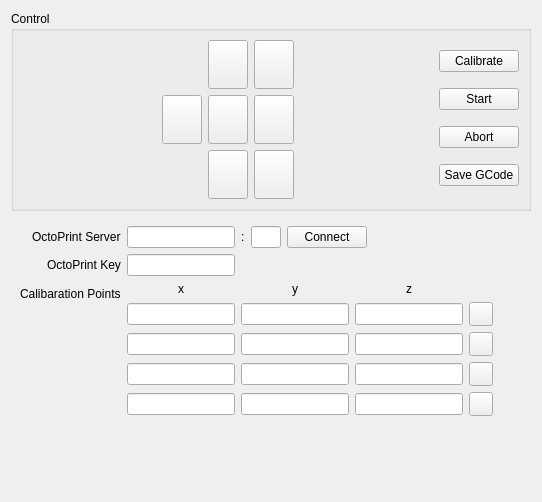
Above: tabrobot.ui from stv0g/pastie before the change. Below: the same form after it.
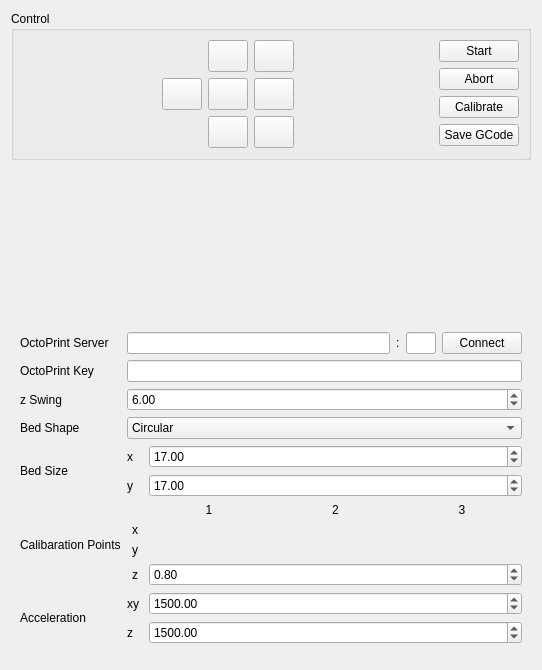
That is the form after the change. Icons and pictures are not drawn.

Commit message: added a lot more settings to the robot tab (acceleration, offsets, calibration points, etc)

Patch:
```diff
--- a/tabrobot.ui
+++ b/tabrobot.ui
@@ -7,7 +7,7 @@
     <x>0</x>
     <y>0</y>
     <width>542</width>
-    <height>502</height>
+    <height>670</height>
    </rect>
   </property>
   <property name="windowTitle">
@@ -330,29 +330,6 @@
          <property name="bottomMargin">
           <number>0</number>
          </property>
-         <item>
-          <widget class="QPushButton" name="btnCalibrate">
-           <property name="sizePolicy">
-            <sizepolicy hsizetype="Minimum" vsizetype="Fixed">
-             <horstretch>0</horstretch>
-             <verstretch>0</verstretch>
-            </sizepolicy>
-           </property>
-           <property name="minimumSize">
-            <size>
-             <width>0</width>
-             <height>0</height>
-            </size>
-           </property>
-           <property name="text">
-            <string>Calibrate</string>
-           </property>
-           <property name="icon">
-            <iconset resource="images.qrc">
-             <normaloff>:/icons/resources/calibrate.png</normaloff>:/icons/resources/calibrate.png</iconset>
-           </property>
-          </widget>
-         </item>
          <item>
           <widget class="QPushButton" name="btnStart">
            <property name="sizePolicy">
@@ -388,7 +365,30 @@
           </widget>
          </item>
          <item>
-          <widget class="QPushButton" name="pushButton">
+          <widget class="QPushButton" name="btnCalibrate">
+           <property name="sizePolicy">
+            <sizepolicy hsizetype="Minimum" vsizetype="Fixed">
+             <horstretch>0</horstretch>
+             <verstretch>0</verstretch>
+            </sizepolicy>
+           </property>
+           <property name="minimumSize">
+            <size>
+             <width>0</width>
+             <height>0</height>
+            </size>
+           </property>
+           <property name="text">
+            <string>Calibrate</string>
+           </property>
+           <property name="icon">
+            <iconset resource="images.qrc">
+             <normaloff>:/icons/resources/calibrate.png</normaloff>:/icons/resources/calibrate.png</iconset>
+           </property>
+          </widget>
+         </item>
+         <item>
+          <widget class="QPushButton" name="btnSave">
            <property name="text">
             <string>Save GCode</string>
            </property>
@@ -404,24 +404,172 @@
      </layout>
     </widget>
    </item>
+   <item>
+    <spacer name="verticalSpacer">
+     <property name="orientation">
+      <enum>Qt::Vertical</enum>
+     </property>
+     <property name="sizeHint" stdset="0">
+      <size>
+       <width>20</width>
+       <height>40</height>
+      </size>
+     </property>
+    </spacer>
+   </item>
    <item>
     <widget class="QWidget" name="wdgSettings" native="true">
-     <layout class="QFormLayout" name="formLayout">
-      <property name="fieldGrowthPolicy">
-       <enum>QFormLayout::FieldsStayAtSizeHint</enum>
-      </property>
-      <property name="labelAlignment">
-       <set>Qt::AlignRight|Qt::AlignTrailing|Qt::AlignVCenter</set>
-      </property>
-      <item row="3" column="0">
-       <widget class="QLabel" name="lblHostPort">
+     <layout class="QGridLayout" name="gridLayout_3">
+      <item row="5" column="1">
+       <widget class="QWidget" name="wdgCalibPoints" native="true">
+        <layout class="QGridLayout" name="gridLayout_2">
+         <property name="leftMargin">
+          <number>0</number>
+         </property>
+         <property name="topMargin">
+          <number>0</number>
+         </property>
+         <property name="rightMargin">
+          <number>0</number>
+         </property>
+         <property name="bottomMargin">
+          <number>0</number>
+         </property>
+         <item row="1" column="1">
+          <widget class="QLabel" name="lblX">
+           <property name="maximumSize">
+            <size>
+             <width>16</width>
+             <height>16777215</height>
+            </size>
+           </property>
+           <property name="text">
+            <string>x</string>
+           </property>
+           <property name="alignment">
+            <set>Qt::AlignCenter</set>
+           </property>
+          </widget>
+         </item>
+         <item row="0" column="3">
+          <widget class="QLabel" name="lblPoint2">
+           <property name="text">
+            <string>2</string>
+           </property>
+           <property name="alignment">
+            <set>Qt::AlignCenter</set>
+           </property>
+          </widget>
+         </item>
+         <item row="0" column="4">
+          <widget class="QLabel" name="lblPoint3">
+           <property name="text">
+            <string>3</string>
+           </property>
+           <property name="alignment">
+            <set>Qt::AlignCenter</set>
+           </property>
+          </widget>
+         </item>
+         <item row="2" column="1">
+          <widget class="QLabel" name="lblY">
+           <property name="maximumSize">
+            <size>
+             <width>16</width>
+             <height>16777215</height>
+            </size>
+           </property>
+           <property name="text">
+            <string>y</string>
+           </property>
+           <property name="alignment">
+            <set>Qt::AlignCenter</set>
+           </property>
+          </widget>
+         </item>
+         <item row="3" column="1">
+          <widget class="QLabel" name="lblZ">
+           <property name="maximumSize">
+            <size>
+             <width>16</width>
+             <height>16777215</height>
+            </size>
+           </property>
+           <property name="text">
+            <string>z</string>
+           </property>
+           <property name="alignment">
+            <set>Qt::AlignCenter</set>
+           </property>
+          </widget>
+         </item>
+         <item row="0" column="2">
+          <widget class="QLabel" name="lblPoint1">
+           <property name="text">
+            <string>1</string>
+           </property>
+           <property name="alignment">
+            <set>Qt::AlignCenter</set>
+           </property>
+          </widget>
+         </item>
+         <item row="3" column="2" colspan="3">
+          <widget class="QDoubleSpinBox" name="inpOffsetZ">
+           <property name="maximumSize">
+            <size>
+             <width>16777215</width>
+             <height>16777215</height>
+            </size>
+           </property>
+           <property name="value">
+            <double>0.800000000000000</double>
+           </property>
+          </widget>
+         </item>
+        </layout>
+       </widget>
+      </item>
+      <item row="9" column="1">
+       <widget class="QWidget" name="widget_2" native="true">
+        <layout class="QHBoxLayout" name="horizontalLayout_3">
+         <property name="leftMargin">
+          <number>0</number>
+         </property>
+         <property name="topMargin">
+          <number>0</number>
+         </property>
+         <property name="rightMargin">
+          <number>0</number>
+         </property>
+         <property name="bottomMargin">
+          <number>0</number>
+         </property>
+        </layout>
+       </widget>
+      </item>
+      <item row="6" column="0">
+       <widget class="QLabel" name="lblAccel">
         <property name="text">
-         <string>OctoPrint Server</string>
+         <string>Acceleration</string>
         </property>
        </widget>
       </item>
-      <item row="3" column="1">
-       <widget class="QWidget" name="widget_4" native="true">
+      <item row="4" column="0">
+       <widget class="QLabel" name="lblBedSize">
+        <property name="text">
+         <string>Bed Size</string>
+        </property>
+       </widget>
+      </item>
+      <item row="2" column="1">
+       <widget class="QDoubleSpinBox" name="inpSwingZ">
+        <property name="value">
+         <double>6.000000000000000</double>
+        </property>
+       </widget>
+      </item>
+      <item row="0" column="1">
+       <widget class="QWidget" name="wdgConnect" native="true">
         <layout class="QHBoxLayout" name="horizontalLayout_2">
          <property name="leftMargin">
           <number>0</number>
@@ -496,19 +644,73 @@
         </layout>
        </widget>
       </item>
-      <item row="4" column="0">
-       <widget class="QLabel" name="lblApiKey">
-        <property name="text">
-         <string>OctoPrint Key</string>
-        </property>
+      <item row="6" column="1">
+       <widget class="QWidget" name="widget" native="true">
+        <layout class="QGridLayout" name="gridLayout_4">
+         <property name="leftMargin">
+          <number>0</number>
+         </property>
+         <property name="topMargin">
+          <number>0</number>
+         </property>
+         <property name="rightMargin">
+          <number>0</number>
+         </property>
+         <property name="bottomMargin">
+          <number>0</number>
+         </property>
+         <item row="0" column="1">
+          <widget class="QDoubleSpinBox" name="inpAccelXY">
+           <property name="maximum">
+            <double>6000.000000000000000</double>
+           </property>
+           <property name="value">
+            <double>1500.000000000000000</double>
+           </property>
+          </widget>
+         </item>
+         <item row="0" column="0">
+          <widget class="QLabel" name="label_2">
+           <property name="maximumSize">
+            <size>
+             <width>16</width>
+             <height>16777215</height>
+            </size>
+           </property>
+           <property name="text">
+            <string>xy</string>
+           </property>
+          </widget>
+         </item>
+         <item row="1" column="0">
+          <widget class="QLabel" name="label">
+           <property name="maximumSize">
+            <size>
+             <width>16</width>
+             <height>16777215</height>
+            </size>
+           </property>
+           <property name="text">
+            <string>z</string>
+           </property>
+          </widget>
+         </item>
+         <item row="1" column="1">
+          <widget class="QDoubleSpinBox" name="inpAccelZ">
+           <property name="maximum">
+            <double>6000.000000000000000</double>
+           </property>
+           <property name="value">
+            <double>1500.000000000000000</double>
+           </property>
+          </widget>
+         </item>
+        </layout>
        </widget>
       </item>
       <item row="4" column="1">
-       <widget class="QLineEdit" name="lineEdit_2"/>
-      </item>
-      <item row="5" column="1">
-       <widget class="QWidget" name="wdgCalibPoints" native="true">
-        <layout class="QGridLayout" name="gridLayout_2">
+       <widget class="QWidget" name="widget_3" native="true">
+        <layout class="QGridLayout" name="gridLayout_5">
          <property name="leftMargin">
           <number>0</number>
          </property>
@@ -522,166 +724,51 @@
           <number>0</number>
          </property>
          <item row="1" column="1">
-          <widget class="QLineEdit" name="inpY1"/>
-         </item>
-         <item row="0" column="2">
-          <widget class="QLabel" name="lblZ">
-           <property name="text">
-            <string>z</string>
+          <widget class="QDoubleSpinBox" name="inpBedSizeY">
+           <property name="value">
+            <double>17.000000000000000</double>
            </property>
-           <property name="alignment">
-            <set>Qt::AlignCenter</set>
-           </property>
           </widget>
          </item>
-         <item row="1" column="2">
-          <widget class="QLineEdit" name="inpZ1"/>
-         </item>
-         <item row="4" column="0">
-          <widget class="QLineEdit" name="inpX4"/>
-         </item>
-         <item row="2" column="1">
-          <widget class="QLineEdit" name="inpY2"/>
-         </item>
-         <item row="1" column="0">
-          <widget class="QLineEdit" name="inpX1"/>
+         <item row="0" column="1">
+          <widget class="QDoubleSpinBox" name="inpBedSizeX">
+           <property name="value">
+            <double>17.000000000000000</double>
+           </property>
+          </widget>
          </item>
          <item row="0" column="0">
-          <widget class="QLabel" name="lblX">
+          <widget class="QLabel" name="lblBedSizeX">
+           <property name="maximumSize">
+            <size>
+             <width>16</width>
+             <height>16777215</height>
+            </size>
+           </property>
            <property name="text">
             <string>x</string>
            </property>
-           <property name="alignment">
-            <set>Qt::AlignCenter</set>
-           </property>
           </widget>
          </item>
-         <item row="2" column="2">
-          <widget class="QLineEdit" name="inpZ2"/>
-         </item>
-         <item row="4" column="2">
-          <widget class="QLineEdit" name="inpZ4"/>
-         </item>
-         <item row="3" column="0">
-          <widget class="QLineEdit" name="inpX3"/>
-         </item>
-         <item row="3" column="1">
-          <widget class="QLineEdit" name="inpY3"/>
-         </item>
-         <item row="2" column="0">
-          <widget class="QLineEdit" name="inpX2"/>
-         </item>
-         <item row="3" column="2">
-          <widget class="QLineEdit" name="inpZ3"/>
-         </item>
-         <item row="4" column="1">
-          <widget class="QLineEdit" name="inpY4"/>
-         </item>
-         <item row="0" column="1">
-          <widget class="QLabel" name="lblY">
+         <item row="1" column="0">
+          <widget class="QLabel" name="lblBedSizeY">
+           <property name="maximumSize">
+            <size>
+             <width>16</width>
+             <height>16777215</height>
+            </size>
+           </property>
            <property name="text">
             <string>y</string>
            </property>
-           <property name="alignment">
-            <set>Qt::AlignCenter</set>
-           </property>
-          </widget>
-         </item>
-         <item row="1" column="3">
-          <widget class="QPushButton" name="pushButton_2">
-           <property name="minimumSize">
-            <size>
-             <width>24</width>
-             <height>24</height>
-            </size>
-           </property>
-           <property name="maximumSize">
-            <size>
-             <width>24</width>
-             <height>24</height>
-            </size>
-           </property>
-           <property name="text">
-            <string/>
-           </property>
-           <property name="icon">
-            <iconset resource="images.qrc">
-             <normaloff>:/icons/resources/start-here.png</normaloff>:/icons/resources/start-here.png</iconset>
-           </property>
-          </widget>
-         </item>
-         <item row="2" column="3">
-          <widget class="QPushButton" name="pushButton_3">
-           <property name="minimumSize">
-            <size>
-             <width>24</width>
-             <height>24</height>
-            </size>
-           </property>
-           <property name="maximumSize">
-            <size>
-             <width>24</width>
-             <height>24</height>
-            </size>
-           </property>
-           <property name="text">
-            <string/>
-           </property>
-           <property name="icon">
-            <iconset resource="images.qrc">
-             <normaloff>:/icons/resources/start-here.png</normaloff>:/icons/resources/start-here.png</iconset>
-           </property>
-          </widget>
-         </item>
-         <item row="3" column="3">
-          <widget class="QPushButton" name="pushButton_4">
-           <property name="minimumSize">
-            <size>
-             <width>24</width>
-             <height>24</height>
-            </size>
-           </property>
-           <property name="maximumSize">
-            <size>
-             <width>24</width>
-             <height>24</height>
-            </size>
-           </property>
-           <property name="text">
-            <string/>
-           </property>
-           <property name="icon">
-            <iconset resource="images.qrc">
-             <normaloff>:/icons/resources/start-here.png</normaloff>:/icons/resources/start-here.png</iconset>
-           </property>
-          </widget>
-         </item>
-         <item row="4" column="3">
-          <widget class="QPushButton" name="pushButton_5">
-           <property name="minimumSize">
-            <size>
-             <width>24</width>
-             <height>24</height>
-            </size>
-           </property>
-           <property name="maximumSize">
-            <size>
-             <width>24</width>
-             <height>24</height>
-            </size>
-           </property>
-           <property name="text">
-            <string/>
-           </property>
-           <property name="icon">
-            <iconset resource="images.qrc">
-             <normaloff>:/icons/resources/start-here.png</normaloff>:/icons/resources/start-here.png</iconset>
-           </property>
           </widget>
          </item>
         </layout>
        </widget>
       </item>
+      <item row="1" column="1">
+       <widget class="QLineEdit" name="inpApiKey"/>
+      </item>
       <item row="5" column="0">
        <widget class="QLabel" name="lblCalibPoints">
         <property name="text">
@@ -689,6 +776,56 @@
         </property>
        </widget>
       </item>
+      <item row="1" column="0">
+       <widget class="QLabel" name="lblApiKey">
+        <property name="text">
+         <string>OctoPrint Key</string>
+        </property>
+       </widget>
+      </item>
+      <item row="0" column="0">
+       <widget class="QLabel" name="lblHostPort">
+        <property name="text">
+         <string>OctoPrint Server</string>
+        </property>
+       </widget>
+      </item>
+      <item row="2" column="0">
+       <widget class="QLabel" name="lblSwingZ">
+        <property name="text">
+         <string>z Swing</string>
+        </property>
+       </widget>
+      </item>
+      <item row="3" column="0">
+       <widget class="QLabel" name="lblBedShape">
+        <property name="text">
+         <string>Bed Shape</string>
+        </property>
+       </widget>
+      </item>
+      <item row="3" column="1">
+       <widget class="QComboBox" name="cmbBedShape">
+        <item>
+         <property name="text">
+          <string comment="1">Circular</string>
+         </property>
+         <property name="icon">
+          <iconset resource="images.qrc">
+           <normaloff>:/icons/resources/bed_circ.png</normaloff>:/icons/resources/bed_circ.png</iconset>
+         </property>
+        </item>
+        <item>
+         <property name="text">
+          <string comment="0">Rectangular</string>
+         </property>
+         <property name="icon">
+          <iconset resource="images.qrc">
+           <normaloff>:/icons/resources/bed_rect.png</normaloff>:/icons/resources/bed_rect.png</iconset>
+         </property>
+        </item>
+       </widget>
+      </item>
      </layout>
     </widget>
    </item>
```
The commit also changes 6 other files.
